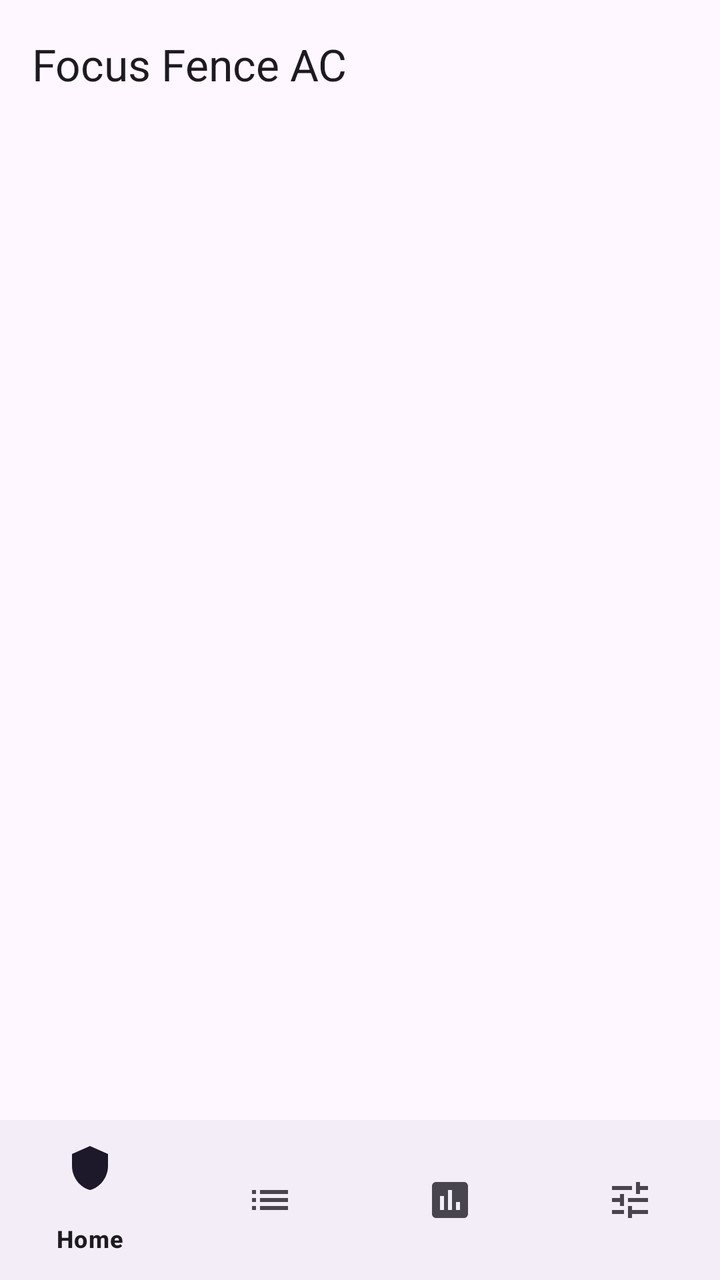
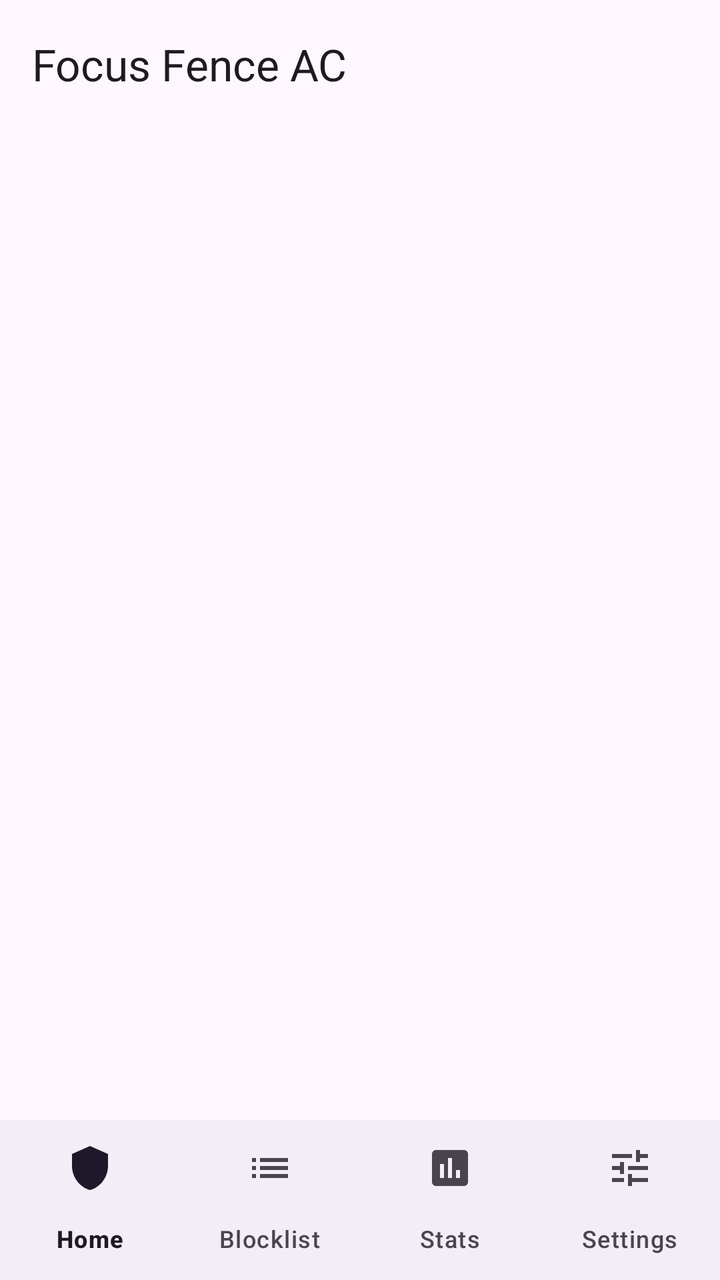

Compare the two renders of this Android layout. The source of the first and the diff that turns it into the second are given below.
<!-- AndroidManifest.xml: application theme Theme.FocusFence -->
<!-- res/layout/activity_main.xml -->
<?xml version="1.0" encoding="utf-8"?>
<LinearLayout xmlns:android="http://schemas.android.com/apk/res/android"
    xmlns:app="http://schemas.android.com/apk/res-auto"
    android:layout_width="match_parent"
    android:layout_height="match_parent"
    android:orientation="vertical">

    <com.google.android.material.appbar.AppBarLayout
        android:layout_width="match_parent"
        android:layout_height="wrap_content">

        <com.google.android.material.appbar.MaterialToolbar
            android:id="@+id/toolbar"
            android:layout_width="match_parent"
            android:layout_height="?attr/actionBarSize"
            app:title="@string/app_name" />
    </com.google.android.material.appbar.AppBarLayout>

    <FrameLayout
        android:id="@+id/fragmentContainer"
        android:layout_width="match_parent"
        android:layout_height="0dp"
        android:layout_weight="1" />

    <com.google.android.material.bottomnavigation.BottomNavigationView
        android:id="@+id/bottomNav"
        android:layout_width="match_parent"
        android:layout_height="wrap_content"
        app:menu="@menu/menu_bottom_nav" />
</LinearLayout>
<!-- resources referenced by this layout -->
<resources>
  <string name="app_name">Focus Fence AC</string>
  <style name="Theme.FocusFence" parent="Theme.Material3.DayNight.NoActionBar">
          <item name="colorPrimary">@color/brand_primary</item>
          
          <item name="materialCardViewStyle">@style/Widget.Material3.CardView.Filled</item>
          
          <item name="android:statusBarColor">?attr/colorSurface</item>
          <item name="android:navigationBarColor">?attr/colorSurface</item>
          <item name="android:windowLightStatusBar">true</item>
      </style>
  <color name="brand_primary">#2E7D32</color>
</resources>

<!-- the commit's change to res/layout/activity_main.xml (unified diff, before → after) -->
@@ -26,5 +26,6 @@
         android:id="@+id/bottomNav"
         android:layout_width="match_parent"
         android:layout_height="wrap_content"
+        app:labelVisibilityMode="labeled"
         app:menu="@menu/menu_bottom_nav" />
 </LinearLayout>
